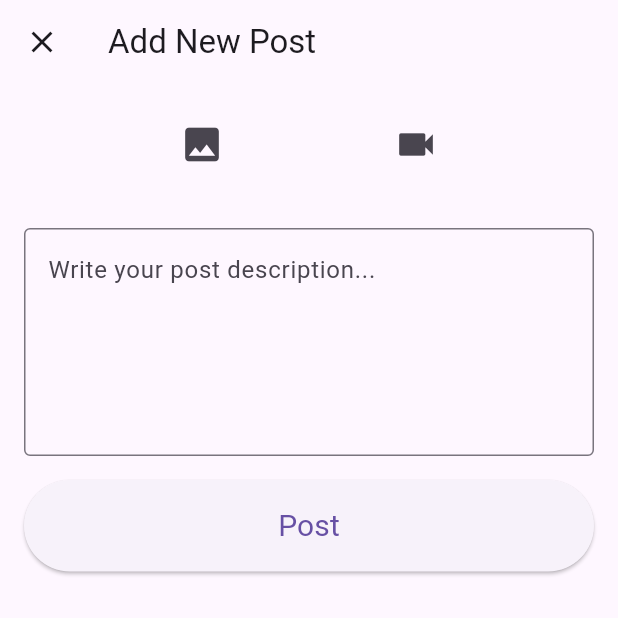
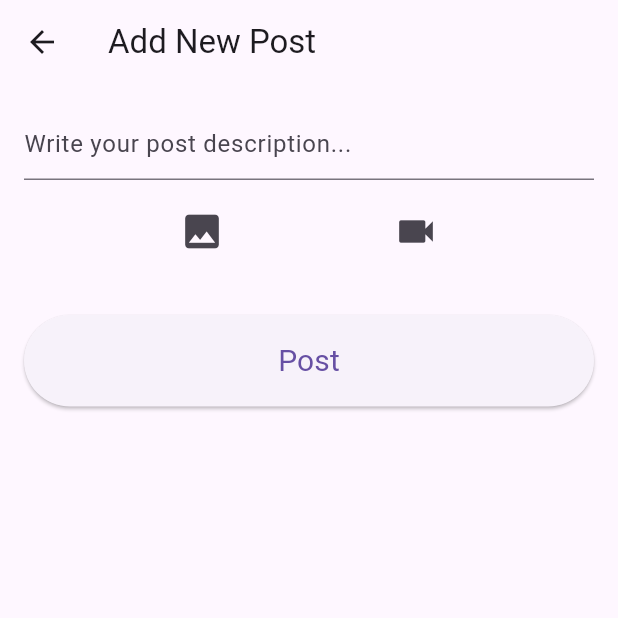
Before and after one commit to Vikank/agrisarathi, a Flutter app: the AddPostScreen screen opened directly, on a phone screen of 412 x 824 dp, the top half of it. Run offline on Flutter 3.47's test engine with Material 3 defaults, Android fonts, the phone set to English and light mode, and no system bars; our stand-ins replace cached_network_image, carousel_slider, chewie, fluttertoast, get, google_fonts and 6 more; missing offline and left inert: dart:ffi; accounts and stored records are empty.

Commit message:
add post.

```diff
--- a/lib/screens/farmer/dashboard/community/add_new_post.dart
+++ b/lib/screens/farmer/dashboard/community/add_new_post.dart
@@ -57,7 +57,7 @@ class _AddPostScreenState extends State<AddPostScreen> {
       appBar: AppBar(
         title: Text('Add New Post'),
         leading: IconButton(
-          icon: Icon(Icons.close),
+          icon: Icon(Icons.arrow_back),
           onPressed: () => Get.back(),
         ),
       ),
@@ -66,6 +66,15 @@ class _AddPostScreenState extends State<AddPostScreen> {
         child: Column(
           crossAxisAlignment: CrossAxisAlignment.stretch,
           children: [
+            TextFormField(
+              controller: _descriptionController,
+              decoration: InputDecoration(
+                hintText: 'Write your post description...',
+              ),
+            ),
+            SizedBox(
+              height: 10,
+            ),
             Row(
               mainAxisAlignment: MainAxisAlignment.spaceEvenly,
               children: [
@@ -89,15 +98,6 @@ class _AddPostScreenState extends State<AddPostScreen> {
                 child: Center(child: Text('Video selected')),
               ),
             SizedBox(height: 16),
-            TextFormField(
-              controller: _descriptionController,
-              maxLines: 5,
-              decoration: InputDecoration(
-                hintText: 'Write your post description...',
-                border: OutlineInputBorder(),
-              ),
-            ),
-            SizedBox(height: 16),
             ElevatedButton(
               child: Text('Post'),
               onPressed: _submitPost,
```
